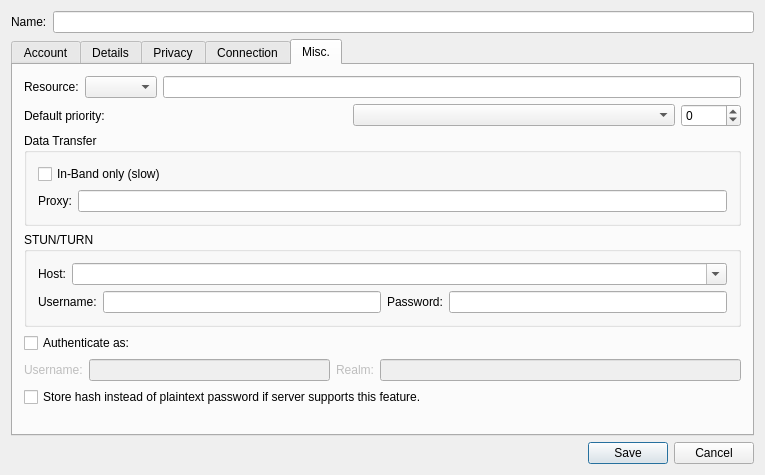
First picture: the form in src/accountmodify.ui, repository psi-plus/psi-plus-snapshots, before the edit.
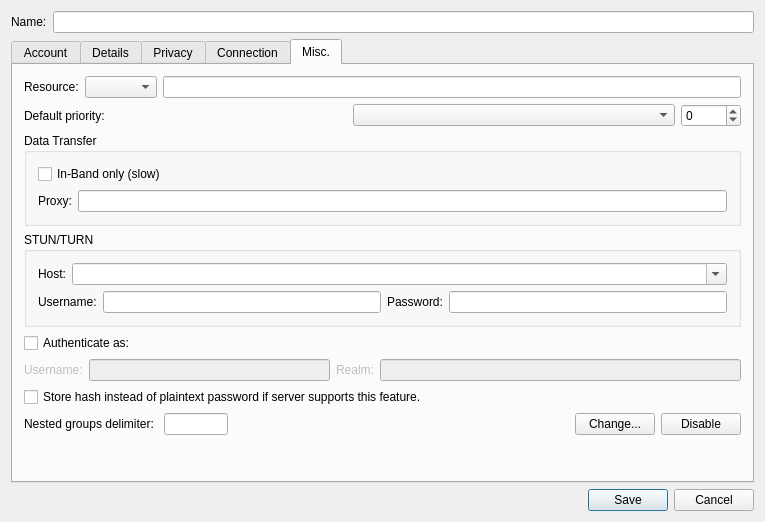
Second picture: the form after the edit. The open tabs and pages were chosen to show the change. Custom widgets are drawn as their Qt base class.

The edit to the form file:
```diff
--- a/src/accountmodify.ui
+++ b/src/accountmodify.ui
@@ -7,7 +7,7 @@
     <x>0</x>
     <y>0</y>
     <width>765</width>
-    <height>475</height>
+    <height>522</height>
    </rect>
   </property>
   <property name="windowTitle">
@@ -1042,6 +1042,63 @@
          </property>
         </widget>
        </item>
+       <item>
+        <layout class="QHBoxLayout" name="horizontalLayout_2">
+         <item>
+          <widget class="QLabel" name="label_3">
+           <property name="text">
+            <string>Nested groups delimiter: </string>
+           </property>
+          </widget>
+         </item>
+         <item>
+          <widget class="QLineEdit" name="le_groupsdelimiter">
+           <property name="sizePolicy">
+            <sizepolicy hsizetype="Fixed" vsizetype="Fixed">
+             <horstretch>0</horstretch>
+             <verstretch>0</verstretch>
+            </sizepolicy>
+           </property>
+           <property name="maximumSize">
+            <size>
+             <width>64</width>
+             <height>16777215</height>
+            </size>
+           </property>
+           <property name="readOnly">
+            <bool>true</bool>
+           </property>
+          </widget>
+         </item>
+         <item>
+          <spacer name="horizontalSpacer">
+           <property name="orientation">
+            <enum>Qt::Horizontal</enum>
+           </property>
+           <property name="sizeHint" stdset="0">
+            <size>
+             <width>40</width>
+             <height>20</height>
+            </size>
+           </property>
+          </spacer>
+         </item>
+         <item>
+          <widget class="QPushButton" name="pb_groupsdelimiter">
+           <property name="text">
+            <string>Change...</string>
+           </property>
+          </widget>
+         </item>
+         <item>
+          <widget class="QPushButton" name="pb_disablegroupsdelimiter">
+           <property name="text">
+            <string>Disable</string>
+           </property>
+          </widget>
+         </item>
+        </layout>
+       </item>
        <item>
         <spacer>
          <property name="orientation">
```
Left out of the diff: 4 changed lines with no effect on the pictures.
